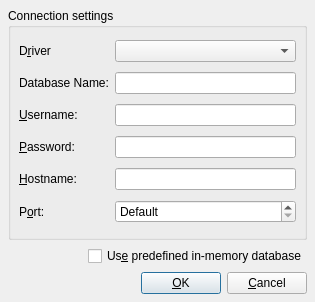
This is browser/QsqlConnectionDialog.ui in CodElecCz/engel-data-collection as Qt 5 draws it before an edit. The edited form follows.
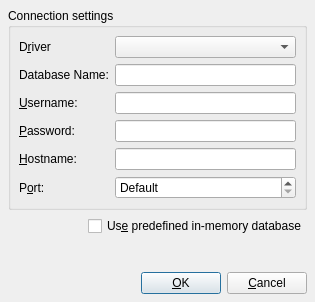
This is the edited form.

Patch:
```diff
--- a/browser/QsqlConnectionDialog.ui
+++ b/browser/QsqlConnectionDialog.ui
@@ -31,7 +31,16 @@
       <property name="margin" >
        <number>8</number>
       </property>
-      <property name="spacing" >
+      <property name="topMargin">
+       <number>8</number>
+      </property>
+      <property name="rightMargin">
+       <number>8</number>
+      </property>
+      <property name="bottomMargin">
+       <number>8</number>
+      </property>
+      <property name="spacing">
        <number>6</number>
       </property>
       <item row="0" column="1" >
@@ -65,13 +74,13 @@
         <property name="specialValueText" >
          <string>Default</string>
         </property>
-        <property name="maximum" >
+        <property name="minimum">
+         <number>-1</number>
+        </property>
+        <property name="maximum">
          <number>65535</number>
         </property>
-        <property name="minimum" >
-         <number>-1</number>
-        </property>
-        <property name="value" >
+        <property name="value">
          <number>-1</number>
         </property>
        </widget>
@@ -163,11 +172,21 @@
     </layout>
    </item>
    <item>
-    <layout class="QHBoxLayout" >
-     <property name="margin" >
-      <number>0</number>
+    <spacer name="verticalSpacer">
+     <property name="orientation">
+      <enum>Qt::Vertical</enum>
      </property>
-     <property name="spacing" >
+     <property name="sizeHint" stdset="0">
+      <size>
+       <width>20</width>
+       <height>40</height>
+      </size>
+     </property>
+    </spacer>
+   </item>
+   <item>
+    <layout class="QHBoxLayout">
+     <property name="spacing">
       <number>6</number>
      </property>
      <item>
```
Left out of the diff: 178 changed lines with no effect on the pictures.
